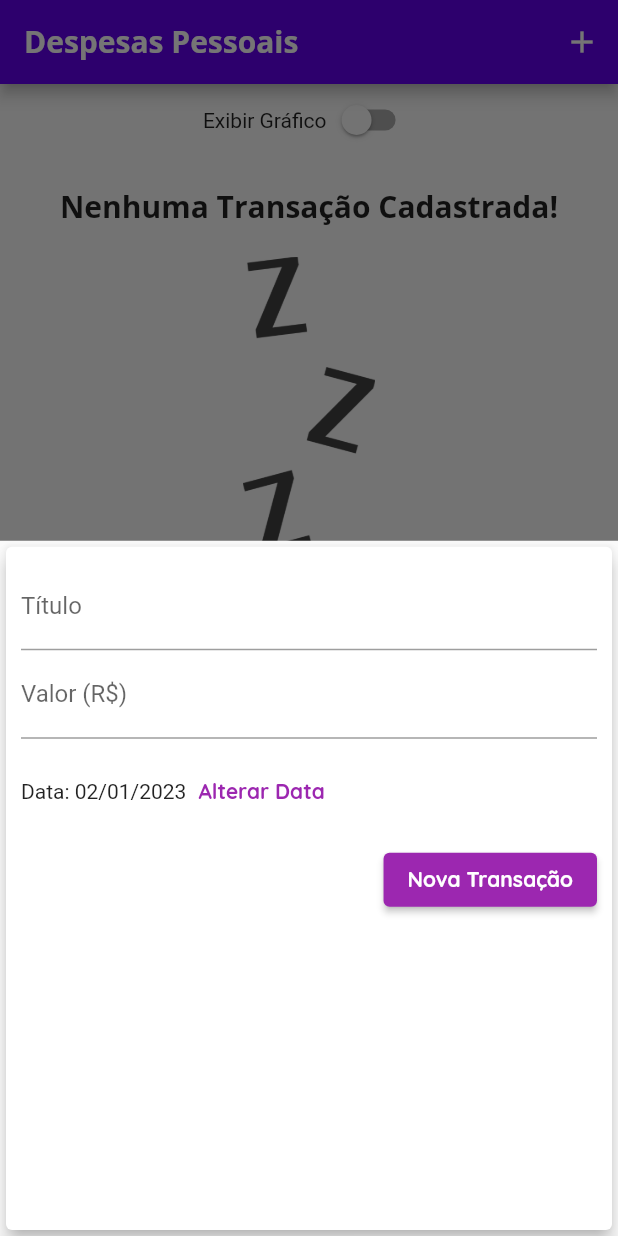
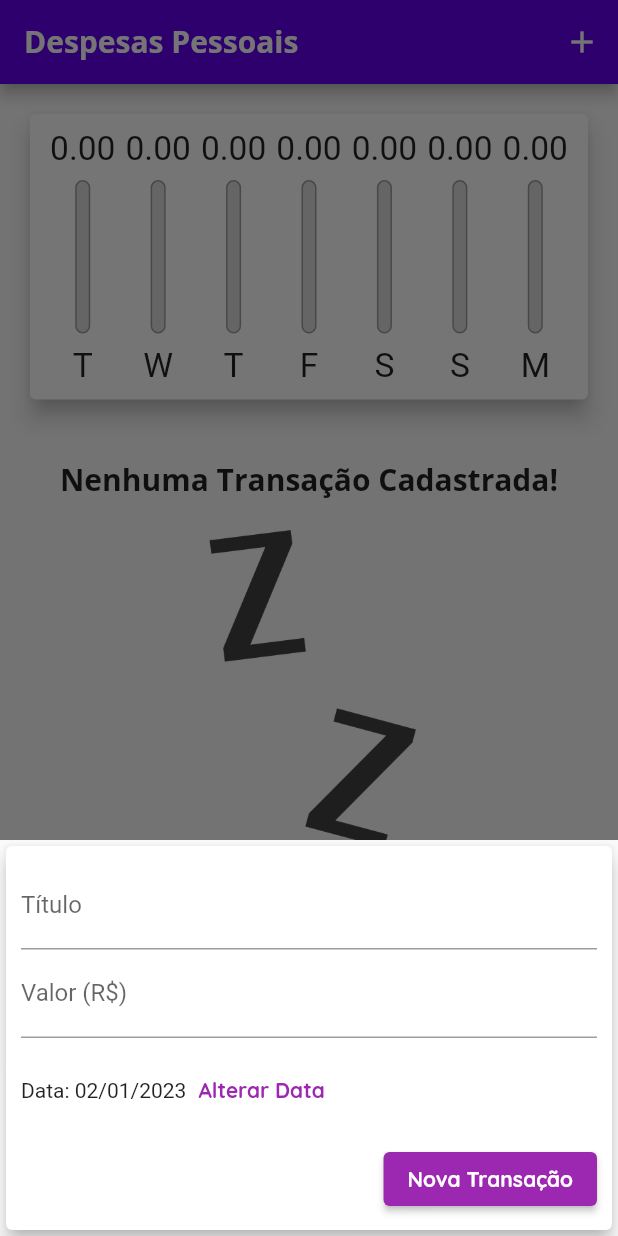
Before and after one commit to teilorbarcelos/personal-expenses-flutter, a Flutter app: the screen it shows after launch, after a tap on the "add" icon, on a phone screen of 412 x 824 dp. Run offline on Flutter 3.47's test engine with Material 2 defaults, Android fonts, the phone set to English and light mode, and no system bars.

Commit message:
keyboard cover form bug fix

```diff
--- a/lib/components/transaction_form.dart
+++ b/lib/components/transaction_form.dart
@@ -21,8 +21,7 @@ class _TransactionFormState extends State<TransactionForm> {
     if (text.isEmpty || value <= 0) {
       return;
     }
-    widget.addTransaction(
-        text, value, _selectedDate);
+    widget.addTransaction(text, value, _selectedDate);
   }
 
   _showDatepicker() {
@@ -44,10 +43,16 @@ class _TransactionFormState extends State<TransactionForm> {
 
   @override
   Widget build(BuildContext context) {
-    return Card(
+    return SingleChildScrollView(
+      child: Card(
         elevation: 5,
         child: Padding(
-        padding: const EdgeInsets.all(10),
+          padding: EdgeInsets.only(
+            top: 10,
+            right: 10,
+            left: 10,
+            bottom: 10 + MediaQuery.of(context).viewInsets.bottom,
+          ),
           child: Column(
             children: [
               TextField(
@@ -57,14 +62,16 @@ class _TransactionFormState extends State<TransactionForm> {
               ),
               TextField(
                   controller: _valueController,
-                keyboardType: const TextInputType.numberWithOptions(decimal: true),
+                  keyboardType:
+                      const TextInputType.numberWithOptions(decimal: true),
                   onSubmitted: (_) => _submitForm(),
                   decoration: const InputDecoration(labelText: 'Valor (R\$)')),
               SizedBox(
                 height: 70,
                 child: Row(
                   children: [
-                  Text('Data: ${DateFormat('dd/MM/y').format(_selectedDate)}'),
+                    Text(
+                        'Data: ${DateFormat('dd/MM/y').format(_selectedDate)}'),
                     TextButton(
                       onPressed: _showDatepicker,
                       child: Text('Alterar Data',
@@ -96,6 +103,7 @@ class _TransactionFormState extends State<TransactionForm> {
             ],
           ),
         ),
+      ),
     );
   }
 }
--- a/lib/components/transaction_list.dart
+++ b/lib/components/transaction_list.dart
@@ -6,31 +6,34 @@ class TransactionList extends StatelessWidget {
   final List<Transaction> transactions;
   final dynamic Function(String) onRemove;
 
-  const TransactionList({required this.transactions, required this.onRemove, super.key});
+  const TransactionList(
+      {required this.transactions, required this.onRemove, super.key});
 
   @override
   Widget build(BuildContext context) {
     return transactions.isEmpty
-        ? Column(
+        ? LayoutBuilder(
+            builder: (ctx, constraints) => Column(
               children: [
-              const SizedBox(
+                SizedBox(
                   height: 20,
                 ),
                 Text(
                   'Nenhuma Transação Cadastrada!',
                   style: Theme.of(context).appBarTheme.toolbarTextStyle,
                 ),
-              const SizedBox(
+                SizedBox(
                   height: 20,
                 ),
                 SizedBox(
-                height: 200,
+                  height: constraints.maxHeight * 0.6,
                   child: Image.asset(
                     'assets/images/waiting.png',
                     fit: BoxFit.cover,
                   ),
                 )
               ],
+            ),
           )
         : ListView.builder(
             itemCount: transactions.length,
@@ -53,12 +56,14 @@ class TransactionList extends StatelessWidget {
                       ),
                     ),
                     title: Text(transactionItem.title,
-                        style:
-                            Theme.of(context).appBarTheme.toolbarTextStyle),
+                        style: Theme.of(context).appBarTheme.toolbarTextStyle),
                     subtitle: Text(
                         DateFormat('d MMM y').format(transactionItem.date)),
                     trailing: IconButton(
-                        onPressed: () => onRemove(transactionItem.id), icon: const Icon(Icons.delete), color: Theme.of(context).errorColor,)),
+                      onPressed: () => onRemove(transactionItem.id),
+                      icon: const Icon(Icons.delete),
+                      color: Theme.of(context).errorColor,
+                    )),
               );
             },
           );
--- a/lib/main.dart
+++ b/lib/main.dart
@@ -87,15 +87,25 @@ class _MyHomePageState extends State<MyHomePage> {
 
   @override
   Widget build(BuildContext context) {
+    bool isLandscape =
+        MediaQuery.of(context).orientation == Orientation.landscape;
     final AppBar appBar = AppBar(
       title: Text(
         'Despesas Pessoais',
         style: Theme.of(context).appBarTheme.toolbarTextStyle,
       ),
       actions: [
+        if (isLandscape)
+          IconButton(
+              onPressed: () {
+                setState(() {
+                  _showChart = !_showChart;
+                });
+              },
+              icon: Icon(_showChart ? Icons.list : Icons.show_chart)),
         IconButton(
             onPressed: () => _openTransactionFormModal(context),
-            icon: const Icon(Icons.add))
+            icon: const Icon(Icons.add)),
       ],
     );
     final availableHeight = MediaQuery.of(context).size.height -
@@ -108,30 +118,17 @@ class _MyHomePageState extends State<MyHomePage> {
         child: Column(
           crossAxisAlignment: CrossAxisAlignment.stretch,
           children: [
-            Row(
-              mainAxisAlignment: MainAxisAlignment.center,
-              children: [
-                Text('Exibir Gráfico'),
-                Switch(
-                    value: _showChart,
-                    onChanged: (value) {
-                      setState(() {
-                        _showChart = value;
-                      });
-                    }),
-              ],
-            ),
-            _showChart
-                ? Container(
-                    height: availableHeight * 0.3,
-                    child: Chart(recentTransactions: _recentTransactions),
-                  )
-                : Container(
-                    height: availableHeight * 0.7,
-                    child: TransactionList(
-                        transactions: _transactions,
-                        onRemove: _removeTransaction),
-                  ),
+            if (_showChart || !isLandscape)
+              Container(
+                height: availableHeight * (isLandscape ? 0.7 : 0.3),
+                child: Chart(recentTransactions: _recentTransactions),
+              ),
+            if (!_showChart || !isLandscape)
+              Container(
+                height: availableHeight * 0.7,
+                child: TransactionList(
+                    transactions: _transactions, onRemove: _removeTransaction),
+              ),
           ],
         ),
       ),
```
Lines whose indentation alone changed are shown as unchanged.
